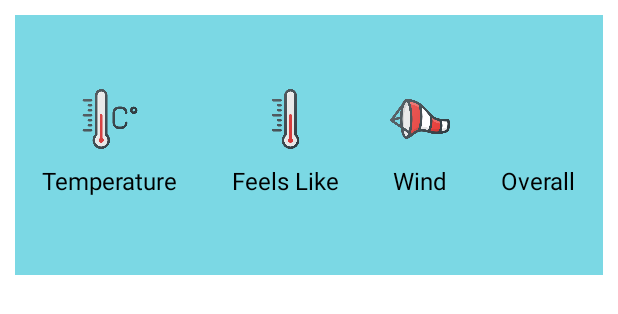
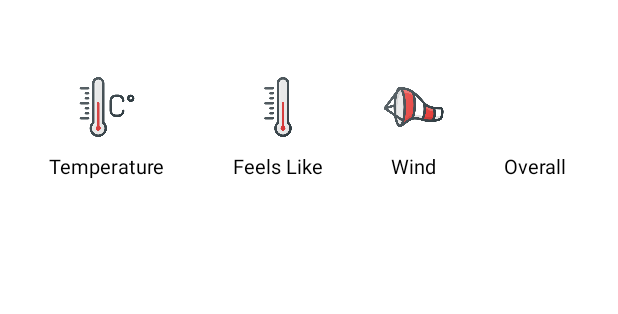
Before and after one commit to matadysa/Mobile-Programming-HW2, an Android app: the layout weather_table_layout_item.xml on its own in the app's theme, with its tools: preview values and no code run, on a phone screen of 412 x 824 dp. Shown: the top 314 px of the screen. Run offline under Robolectric (Android 15) with nearby library versions, the phone set to English and light mode, and no system bars.

Commit message:
fix bugs

```diff
--- a/app/src/main/res/layout/weather_table_layout_item.xml
+++ b/app/src/main/res/layout/weather_table_layout_item.xml
@@ -4,26 +4,26 @@
     android:layout_width="match_parent"
     android:layout_height="wrap_content"
     android:layout_margin="10dp"
-    android:background="?attr/background_color"
+    android:background="?attr/table_background_color"
     android:stretchColumns="1,2,3,4">
 
-    <TableRow>
+    <TableRow android:layout_width="342dp">
 
         <TextView
             android:id="@+id/date_value"
-            android:layout_width="wrap_content"
-            android:layout_column="2"
+            android:layout_width="match_parent"
+            android:layout_column="1"
             android:layout_gravity="center"
             android:gravity="center"
             android:padding="10dp"
             android:textColor="?attr/text_color"
-            android:textSize="22sp" />
+            android:textSize="15sp" />
     </TableRow>
 
     <TableRow>
 
         <ImageView
-            android:layout_width="52dp"
+            android:layout_width="50dp"
             android:layout_height="40dp"
             android:layout_column="1"
             android:layout_gravity="center"
@@ -32,7 +32,7 @@
             android:textSize="16sp" />
 
         <ImageView
-            android:layout_width="49dp"
+            android:layout_width="50dp"
             android:layout_height="40dp"
             android:layout_column="1"
             android:layout_gravity="center"
@@ -41,7 +41,7 @@
             android:textSize="16sp" />
 
         <ImageView
-            android:layout_width="49dp"
+            android:layout_width="50dp"
             android:layout_height="40dp"
             android:layout_column="1"
             android:layout_gravity="center"
@@ -52,7 +52,7 @@
         <!--        should be dynamic-->
         <ImageView
             android:id="@+id/overall_icon"
-            android:layout_width="49dp"
+            android:layout_width="50dp"
             android:layout_height="40dp"
             android:layout_column="1"
             android:layout_gravity="center"
@@ -70,7 +70,7 @@
             android:padding="10dp"
             android:text="Temperature"
             android:textColor="?attr/text_color"
-            android:textSize="16sp" />
+            android:textSize="13sp" />
 
         <TextView
             android:layout_width="wrap_content"
@@ -79,7 +79,7 @@
             android:padding="10dp"
             android:text="Feels Like"
             android:textColor="?attr/text_color"
-            android:textSize="16sp" />
+            android:textSize="13sp" />
 
         <TextView
             android:layout_width="wrap_content"
@@ -88,7 +88,7 @@
             android:padding="10dp"
             android:text="Wind"
             android:textColor="?attr/text_color"
-            android:textSize="16sp" />
+            android:textSize="13sp" />
 
         <TextView
             android:layout_width="wrap_content"
@@ -97,7 +97,7 @@
             android:padding="10dp"
             android:text="Overall"
             android:textColor="?attr/text_color"
-            android:textSize="16sp" />
+            android:textSize="13sp" />
     </TableRow>
 
     <TableRow>
--- a/app/src/main/res/values-night/themes.xml
+++ b/app/src/main/res/values-night/themes.xml
@@ -14,5 +14,6 @@
         <!-- Customize your theme here. -->
         <item name="background_color">#000000</item>
         <item name="text_color">#7BD8E4</item>
+        <item name="table_background_color">#54195E</item>
     </style>
 </resources>
--- a/app/src/main/res/values/attr.xml
+++ b/app/src/main/res/values/attr.xml
@@ -3,5 +3,6 @@
     <declare-styleable name="dark_theme">
         <attr name="background_color" format="color"/>
         <attr name="text_color" format="color"/>
+        <attr name="table_background_color" format="color"/>
     </declare-styleable>
 </resources>
--- a/app/src/main/res/values/themes.xml
+++ b/app/src/main/res/values/themes.xml
@@ -14,5 +14,6 @@
         <!-- Customize your theme here. -->
         <item name="background_color">#7BD8E4</item>
         <item name="text_color">#000000</item>
+        <item name="table_background_color">#FFFFFF</item>
     </style>
 </resources>
```
Also changed, not shown: app/src/main/java/com/example/weatherapp/SearchFragment.java (+11 -5 lines).
